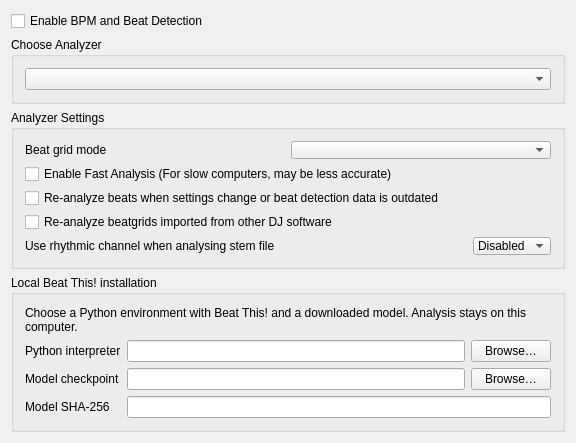
gabba43/mixxx, file src/preferences/dialog/dlgprefbeatsdlg.ui: the form before one commit.
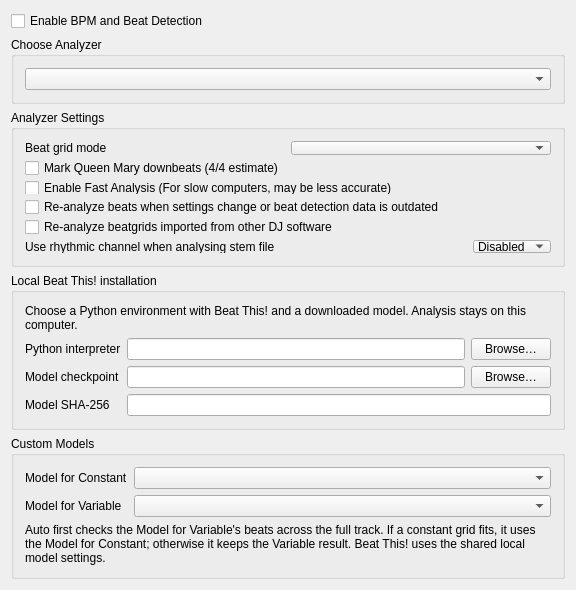
The form after the commit.

Commit message: Add Custom Models assignments, compile RAM budgets and optional QM downbeats

```diff
--- a/src/preferences/dialog/dlgprefbeatsdlg.ui
+++ b/src/preferences/dialog/dlgprefbeatsdlg.ui
@@ -25,7 +25,7 @@
      </property>
     </widget>
    </item>
-   <item row="5" column="0">
+   <item row="6" column="0">
     <spacer name="verticalSpacer">
      <property name="orientation">
       <enum>Qt::Vertical</enum>
@@ -38,6 +38,18 @@
      </property>
     </spacer>
    </item>
+   <item row="5" column="0">
+    <widget class="QGroupBox" name="groupBoxCustomAnalysis">
+     <property name="title"><string>Custom Models</string></property>
+     <layout class="QFormLayout" name="customAnalysisForm">
+      <item row="0" column="0"><widget class="QLabel" name="labelCustomConstant"><property name="text"><string>Model for Constant</string></property><property name="buddy"><cstring>comboBoxCustomConstant</cstring></property></widget></item>
+      <item row="0" column="1"><widget class="QComboBox" name="comboBoxCustomConstant"/></item>
+      <item row="1" column="0"><widget class="QLabel" name="labelCustomVariable"><property name="text"><string>Model for Variable</string></property><property name="buddy"><cstring>comboBoxCustomVariable</cstring></property></widget></item>
+      <item row="1" column="1"><widget class="QComboBox" name="comboBoxCustomVariable"/></item>
+      <item row="2" column="0" colspan="2"><widget class="QLabel" name="labelCustomInfo"><property name="text"><string>Auto first checks the Model for Variable's beats across the full track. If a constant grid fits, it uses the Model for Constant; otherwise it keeps the Variable result. Beat This! uses the shared local model settings.</string></property><property name="wordWrap"><bool>true</bool></property></widget></item>
+     </layout>
+    </widget>
+   </item>
    <item row="4" column="0">
     <widget class="QGroupBox" name="groupBoxBeatThis">
      <property name="title"><string>Local Beat This! installation</string></property>
@@ -80,6 +92,12 @@
         </widget></item>
        </layout>
       </item>
+      <item>
+       <widget class="QCheckBox" name="checkBoxQueenMaryDownbeats">
+        <property name="text"><string>Mark Queen Mary downbeats (4/4 estimate)</string></property>
+        <property name="toolTip"><string>Estimate bar starts from spectral changes between beats. Assumes four beats per bar and omits ambiguous results. Accuracy depends on the detected beatgrid; this does not correct an incorrectly positioned beatgrid.</string></property>
+       </widget>
+      </item>
       <item>
        <widget class="QCheckBox" name="checkBoxFastAnalysis">
         <property name="toolTip">
```
The commit also changes 17 other files.
